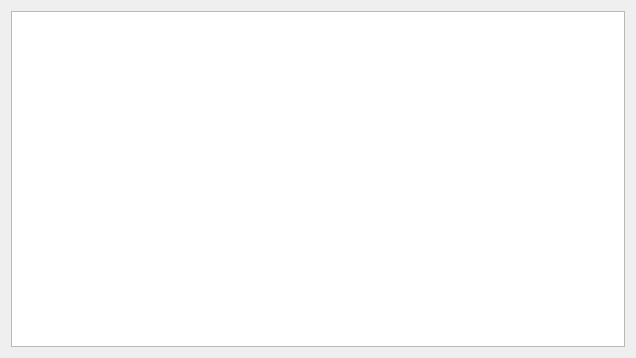
Qt form kmlmakerwidget.ui (cjwhome/go3treksQt) before a commit.
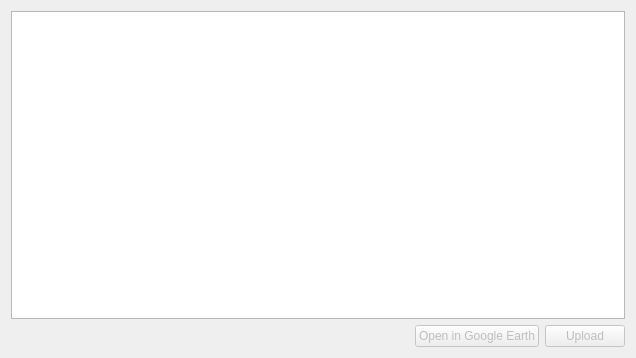
The same form after that commit.

The edit to the form file:
```diff
--- a/kmlmakerwidget.ui
+++ b/kmlmakerwidget.ui
@@ -13,10 +13,47 @@
   <property name="windowTitle">
    <string>Form</string>
   </property>
-  <layout class="QGridLayout" name="gridLayout">
-   <item row="0" column="0">
+  <layout class="QVBoxLayout" name="verticalLayout">
+   <item>
     <widget class="QTextBrowser" name="textBrowser"/>
    </item>
+   <item>
+    <layout class="QHBoxLayout" name="horizontalLayout">
+     <item>
+      <spacer name="horizontalSpacer">
+       <property name="orientation">
+        <enum>Qt::Horizontal</enum>
+       </property>
+       <property name="sizeHint" stdset="0">
+        <size>
+         <width>40</width>
+         <height>20</height>
+        </size>
+       </property>
+      </spacer>
+     </item>
+     <item alignment="Qt::AlignRight">
+      <widget class="QPushButton" name="openButton">
+       <property name="enabled">
+        <bool>false</bool>
+       </property>
+       <property name="text">
+        <string>Open in Google Earth</string>
+       </property>
+      </widget>
+     </item>
+     <item alignment="Qt::AlignRight">
+      <widget class="QPushButton" name="uploadButton">
+       <property name="enabled">
+        <bool>false</bool>
+       </property>
+       <property name="text">
+        <string>Upload</string>
+       </property>
+      </widget>
+     </item>
+    </layout>
+   </item>
   </layout>
  </widget>
  <resources/>
```
